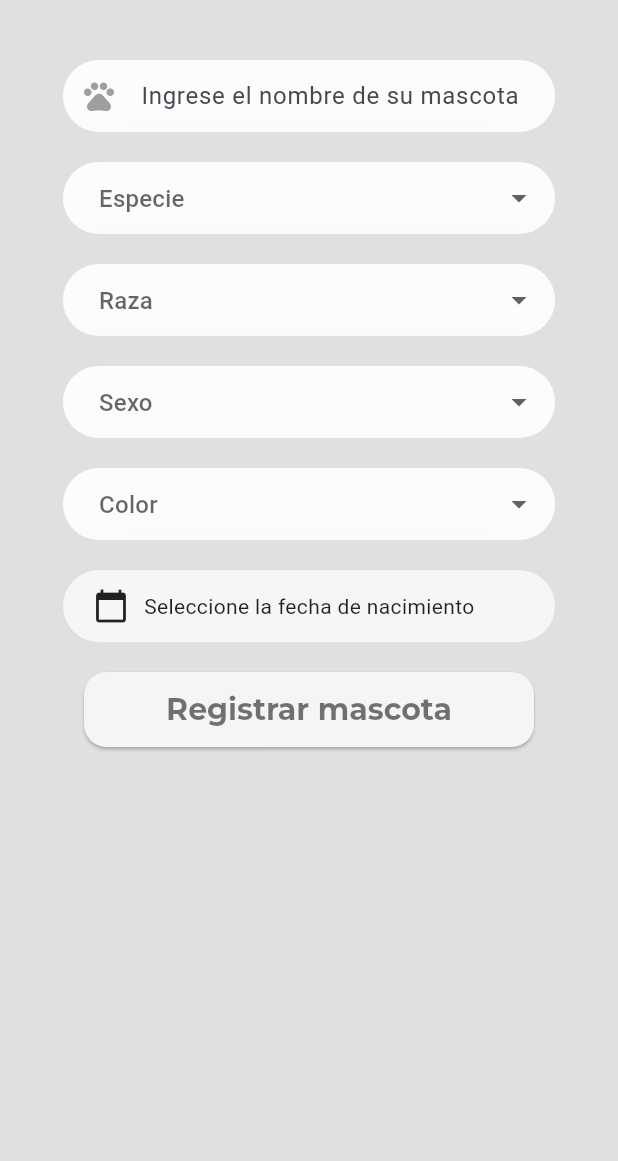
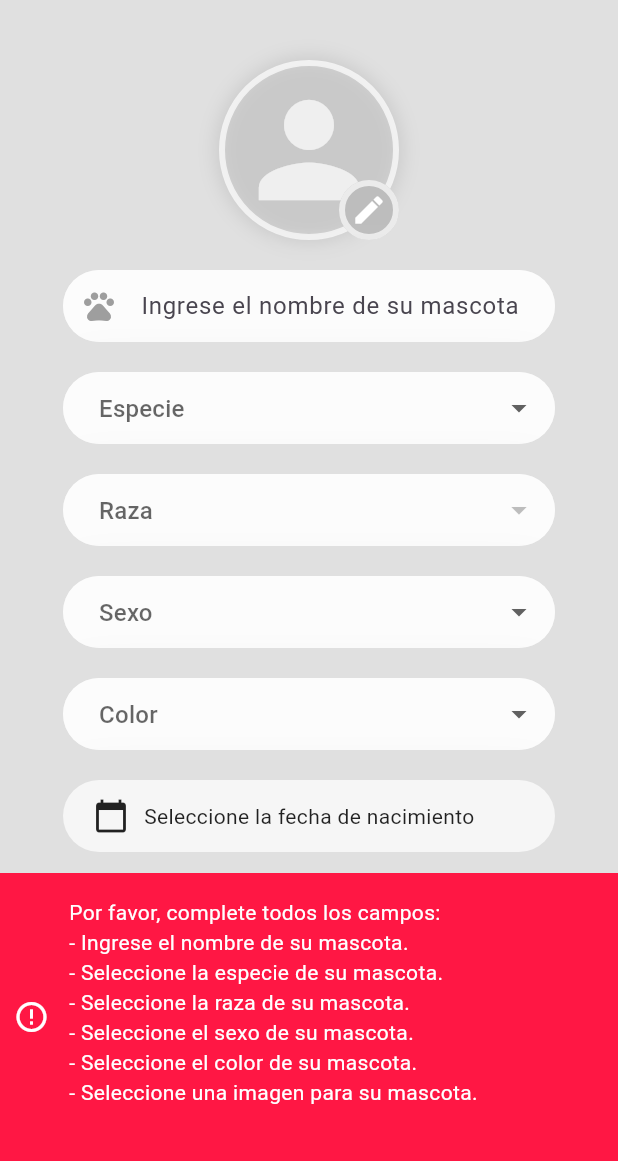
Before and after one commit to Paoli99/PawControl, a Flutter app: the AddPets screen opened directly, after a tap on "Registrar mascota", on a phone screen of 412 x 824 dp, the part 75-1236 px from its top. Run offline on Flutter 3.47's test engine with Material 3 defaults, Android fonts, the phone set to English and light mode, and no system bars; drawn by our look-alikes of another_flushbar; our stand-ins replace cloud_firestore, firebase_auth, firebase_core, firebase_storage, font_awesome_flutter, google_fonts and 1 more; accounts and stored records are empty.

Commit message:
added error messages in add pets + added space to upload image

```diff
--- a/lib/constants/constants.dart
+++ b/lib/constants/constants.dart
@@ -1,4 +1,4 @@
-// ignore_for_file: use_build_context_synchronously
+// ignore_for_file: use_build_context_synchronously, unnecessary_null_comparison
 
 import 'package:another_flushbar/flushbar.dart';
 import 'package:cloud_firestore/cloud_firestore.dart';
@@ -198,3 +198,50 @@ void updateUserInfo({
     showMessage(context, 'Error al actualizar la información del usuario: $e');
   }
 }
+
+Future<bool> registerPet({
+  required BuildContext context,
+  required String petName,
+  required String selectedSpecies,
+  required String selectedBreed,
+  required String selectedSex,
+  required String selectedColor,
+  required String imageUrl,
+  required DateTime selectedDate,
+}) async {
+  if (petName.isEmpty ||
+      selectedSpecies.isEmpty ||
+      selectedBreed.isEmpty ||
+      selectedSex.isEmpty ||
+      selectedColor.isEmpty ||
+      imageUrl.isEmpty ||
+      selectedDate == null) {
+    String errorMessage = 'Por favor, complete todos los campos:\n';
+    if (petName.isEmpty) {
+      errorMessage += '- Ingrese el nombre de su mascota.\n';
+    }
+    if (selectedSpecies.isEmpty) {
+      errorMessage += '- Seleccione la especie de su mascota.\n';
+    }
+    if (selectedBreed.isEmpty) {
+      errorMessage += '- Seleccione la raza de su mascota.\n';
+    }
+    if (selectedSex.isEmpty) {
+      errorMessage += '- Seleccione el sexo de su mascota.\n';
+    }
+    if (selectedColor.isEmpty) {
+      errorMessage += '- Seleccione el color de su mascota.\n';
+    }
+    if (imageUrl.isEmpty) {
+      errorMessage += '- Seleccione una imagen para su mascota.\n';
+    }
+    if (selectedDate == null) {
+      errorMessage += '- Seleccione la fecha de nacimiento de su mascota.\n';
+    }
+    showMessage(context, errorMessage);
+    return false;
+  }
+
+  showGoodMessage(context, 'Mascota registrada exitosamente.');
+  return true;
+}
--- a/lib/screens/pets/addPets.dart
+++ b/lib/screens/pets/addPets.dart
@@ -3,8 +3,10 @@ import 'package:pawcontrol/constants/colors.dart';
 import 'package:pawcontrol/constants/datePicker.dart';
 import 'package:pawcontrol/constants/textInputFields.dart';
 import 'package:pawcontrol/widgets/header/header.dart';
+import 'package:pawcontrol/widgets/pictures/addPicture.dart';
 import 'package:pawcontrol/widgets/primary_buttons/primary_button.dart';
 import 'package:pawcontrol/constants/dropListView.dart';
+import 'package:pawcontrol/constants/constants.dart';
 
 class AddPets extends StatefulWidget {
   @override
@@ -13,6 +15,39 @@ class AddPets extends StatefulWidget {
 
 class _AddPetsState extends State<AddPets> {
   DateTime? selectedDate;
+  String? selectedSpecies;
+  TextEditingController petNameController = TextEditingController();
+  TextEditingController petBreedController = TextEditingController();
+  TextEditingController petGenderController = TextEditingController();
+  TextEditingController petColorController = TextEditingController();
+  String? imageUrl;
+
+  List<String> dogBreeds = [
+    'Mestizo',
+    'Chihuahua',
+    'Bulldog',
+    'Labrador Retriever',
+    'Golden Retriever',
+    'Pastor Alemán',
+    'Boxer',
+    'Shih Tzu',
+    'Pomerania',
+    'Yorkshire Terrier',
+    'Otra',
+  ];
+
+  List<String> catBreeds = [
+    'Mestizo',
+    'Siamés',
+    'Persa',
+    'Maine Coon',
+    'Ragdoll',
+    'Bengal',
+    'British Shorthair',
+    'Scottish Fold',
+    'Sphynx',
+    'Otro',
+  ];
 
   void _selectDate(BuildContext context) async {
     final DateTime? picked = await showDatePicker(
@@ -32,12 +67,20 @@ class _AddPetsState extends State<AddPets> {
   Widget build(BuildContext context) {
     void _setImageUrl(String imageUrl) {}
 
+    List<String>? breedList =
+        selectedSpecies == null ? null : (selectedSpecies == 'Perro' ? dogBreeds : catBreeds);
+
+    List<DropdownMenuItem<String>> breedDropdownItems = breedList?.map((value) => DropdownMenuItem(
+          value: value,
+          child: Text(value),
+        )).toList() ?? [];
+
     return SafeArea(
       child: Scaffold(
         body: SingleChildScrollView(
           child: Column(
             children: [
-              Header(title: 'PAW CONTROL', showImage: true, showBackButton: true,),
+              Header(title: 'PAW CONTROL', showImage: true, showBackButton: true),
               SizedBox(height: 20),
               Container(
                 width: double.infinity,
@@ -46,7 +89,19 @@ class _AddPetsState extends State<AddPets> {
                 child: Column(
                   crossAxisAlignment: CrossAxisAlignment.start,
                   children: [
+                    Container(
+                      width: double.infinity,
+                      child: Center(
+                        child: AddPicture(
+                          imageUrl: imageUrl ?? "",
+                          setImageUrl: _setImageUrl,
+                          onPressed: () {},
+                        ),
+                      ),
+                    ),
+                    SizedBox(height: 20),
                     TextInputFields(
+                      controller: petNameController,
                       hintText: 'Ingrese el nombre de su mascota',
                       prefixIcon: Icon(
                         Icons.pets_outlined,
@@ -57,26 +112,27 @@ class _AddPetsState extends State<AddPets> {
                     SizedBox(height: 20),
                     DropDownListView<String>(
                       label: 'Especie',
-                      items: ['Perro', 'Gato', 'Otro']
+                      value: selectedSpecies,
+                      items: ['Perro', 'Gato']
                           .map((value) => DropdownMenuItem(
                                 value: value,
                                 child: Text(value),
                               ))
                           .toList(),
                       onChanged: (value) {
+                        setState(() {
+                          selectedSpecies = value!;
+                        });
                       },
                     ),
                     SizedBox(height: 20),
                     DropDownListView<String>(
                       label: 'Raza',
-                      items: ['Golden Retriever', 'Labrador Retriever', 'Bulldog', 'Otra']
-                          .map((value) => DropdownMenuItem(
-                                value: value,
-                                child: Text(value),
-                              ))
-                          .toList(),
+                      items: breedDropdownItems,
                       onChanged: (value) {
-                        // Handle selection
+                        setState(() {
+                          petBreedController.text = value ?? '';
+                        });
                       },
                     ),
                     SizedBox(height: 20),
@@ -89,20 +145,36 @@ class _AddPetsState extends State<AddPets> {
                               ))
                           .toList(),
                       onChanged: (value) {
-                        // Handle selection
+                        setState(() {
+                          petGenderController.text = value ?? '';
+                        });
                       },
                     ),
                     SizedBox(height: 20),
                     DropDownListView<String>(
                       label: 'Color',
-                      items: ['Blanco', 'Negro', 'Marrón', 'Otro']
+                      items: [
+                        'Blanco',
+                        'Negro',
+                        'Marrón',
+                        'Gris',
+                        'Beige',
+                        'Naranja',
+                        'Atigrado',
+                        'Tricolor',
+                        'Gris Azulado',
+                        'Blanco y negro',
+                        'Otro',
+                      ]
                           .map((value) => DropdownMenuItem(
                                 value: value,
                                 child: Text(value),
                               ))
                           .toList(),
                       onChanged: (value) {
-                        // Handle selection
+                        setState(() {
+                          petColorController.text = value ?? '';
+                        });
                       },
                     ),
                     SizedBox(height: 20),
@@ -120,15 +192,27 @@ class _AddPetsState extends State<AddPets> {
                         onTap: (context) {
                           _selectDate(context);
                         },
-                        placeholderText: 'Seleccione la fecha de nacimiento', // Define el texto del marcador de posición aquí
+                        placeholderText: 'Seleccione la fecha de nacimiento',
                       ),
                     ),
                     SizedBox(height: 20),
-                    Center( // Envuelve el botón en un Center
+                    Center(
                       child: PrimaryButton(
                         title: 'Registrar mascota',
-                        onPressed: () {
-                          // Acción al presionar el botón
+                        onPressed: () async {
+                          bool success = await registerPet(
+                            context: context,
+                            petName: petNameController.text,
+                            selectedSpecies: selectedSpecies ?? '',
+                            selectedBreed: petBreedController.text,
+                            selectedSex: petGenderController.text,
+                            selectedColor: petColorController.text,
+                            imageUrl: imageUrl ?? '',
+                            selectedDate: selectedDate ?? DateTime.now(),
+                          );
+                          if (success) {
+                            // Aquí puedes navegar a la siguiente pantalla o realizar otras acciones
+                          }
                         },
                       ),
                     ),
```
